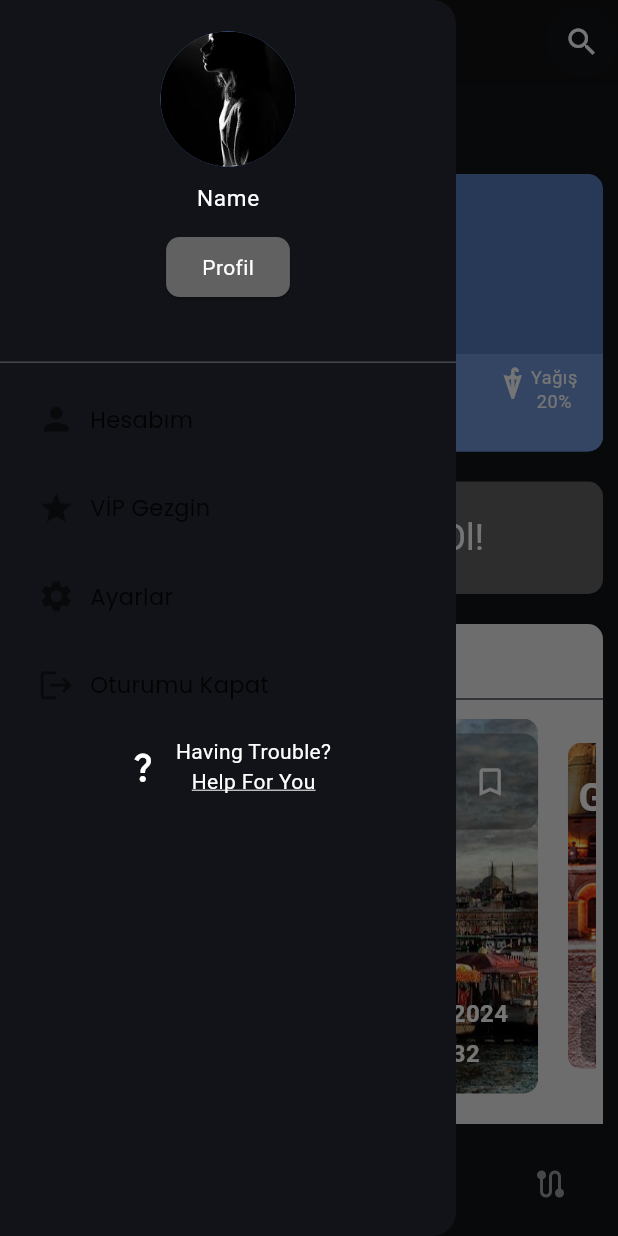
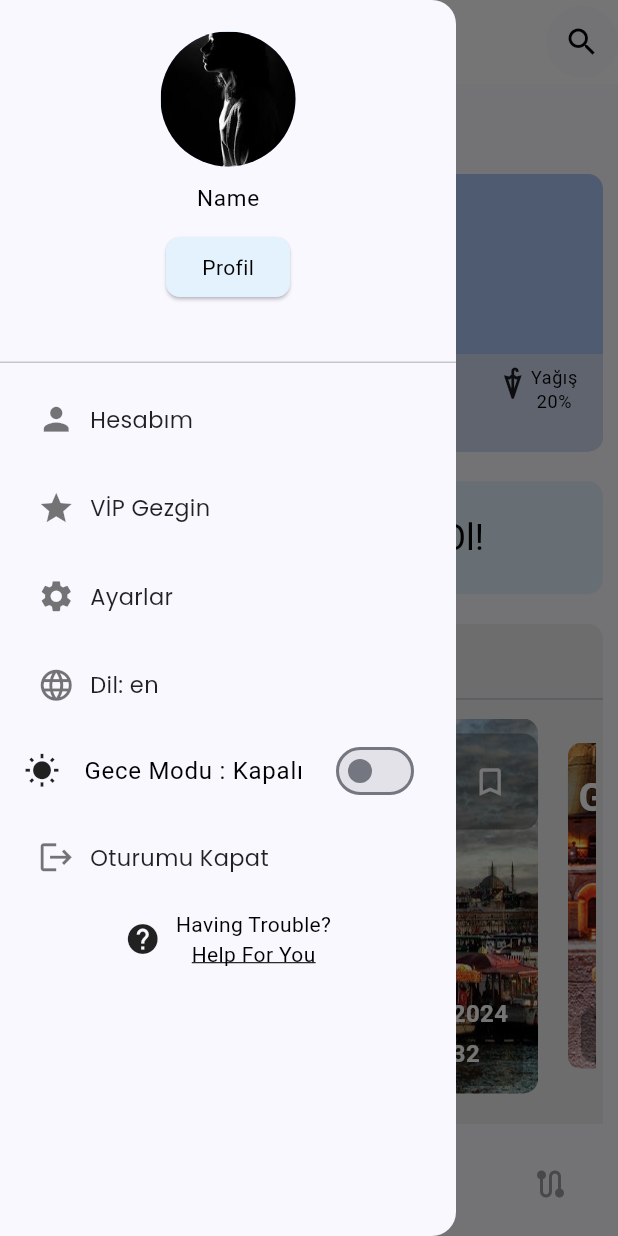
Before and after one commit to Hunvisk/MobilProgramlamaFinal, a Flutter app: the Home screen opened by its route, with the side drawer open, on a phone screen of 412 x 824 dp. Run offline on Flutter 3.47's test engine with Material 3 defaults, Android fonts, the phone set to English and light mode, and no system bars; drawn by our look-alikes of anim_search_bar, carousel_slider, google_nav_bar, smooth_page_indicator; our stand-ins replace flex_color_scheme, flutter_bloc, flutter_credit_card, flutter_svg, gap, go_router and 2 more; accounts and stored records are empty.

Commit message:
Gece/Gündüz Modu Eklendi

```diff
--- a/flutterfinalproje/lib/bloc/client/client_cubit.dart
+++ b/flutterfinalproje/lib/bloc/client/client_cubit.dart
@@ -14,7 +14,7 @@ class ClientCubit extends Cubit<ClientState>{
     emit(newState);
   }
 
-  changeDarkMode({required bool darkMode}) {
+  changeDarkMode(bool newValue, {required bool darkMode}) {
     final newState = ClientState(
       language: state.language,
       darkMode: darkMode,
--- a/flutterfinalproje/lib/main.dart
+++ b/flutterfinalproje/lib/main.dart
@@ -26,8 +26,8 @@ class MyApp extends StatelessWidget {
             title: 'Flutter Final Proje',
             debugShowCheckedModeBanner: false,
             routerConfig: routes,
-            themeMode: ThemeMode.light,
-            theme: darkTheme,
+            themeMode: state.darkMode ? ThemeMode.dark : ThemeMode.light,
+            theme: lightTheme,
             darkTheme: darkTheme,
           );
         }
--- a/flutterfinalproje/lib/screens/home.dart
+++ b/flutterfinalproje/lib/screens/home.dart
@@ -1,6 +1,8 @@
-// ignore_for_file: prefer_const_constructors, avoid_print, prefer_const_literals_to_create_immutables, sized_box_for_whitespace, non_constant_identifier_names, avoid_unnecessary_containers, deprecated_member_use
+// ignore_for_file: prefer_const_constructors, avoid_print, prefer_const_literals_to_create_immutables, sized_box_for_whitespace, non_constant_identifier_names, avoid_unnecessary_containers, deprecated_member_use, prefer_interpolation_to_compose_strings
 
 import 'package:flutter/material.dart';
+import 'package:flutter_bloc/flutter_bloc.dart';
+import 'package:flutterfinalproje/bloc/client/client_cubit.dart';
 import 'package:go_router/go_router.dart';
 import 'package:smooth_page_indicator/smooth_page_indicator.dart';
 import 'package:carousel_slider/carousel_slider.dart';
@@ -91,7 +93,8 @@ class _HomeState extends State<Home> {
             setState(() {
               this.isSearching = isSearching;
             });
-          }, actions: [],
+          },
+          actions: [],
         ),
         drawer: MyDrawer(context),
         body: SafeArea(
@@ -120,7 +123,9 @@ class _HomeState extends State<Home> {
                 child: SingleChildScrollView(
                   child: Column(
                     children: [
-                      SizedBox(height: 50,),
+                      SizedBox(
+                        height: 50,
+                      ),
                       WeatherBox(),
                       GestureDetector(
                           onTap: () {
@@ -145,9 +150,10 @@ class _HomeState extends State<Home> {
                                     padding: const EdgeInsets.all(5.0),
                                     child: Text(
                                       "Bu Hafta Popüler",
-                                    style: Theme.of(context).textTheme.headlineSmall,
-                                  )
-                                ),
+                                      style: Theme.of(context)
+                                          .textTheme
+                                          .headlineSmall,
+                                    )),
                               ),
                               Divider(),
                               Padding(
@@ -197,8 +203,7 @@ class _HomeState extends State<Home> {
                           },
                           child: NavigatorBox(
                             title: "Gezgin Ürünlerini Keşfet!",
-                        )
-                      ),
+                          )),
                     ],
                   ),
                 ),
@@ -216,6 +221,14 @@ class _HomeState extends State<Home> {
         ),
       ),
     );
+  }
+
+  late ClientCubit clientCubit;
+
+  @override
+  void initState() {
+    super.initState();
+    clientCubit = context.read<ClientCubit>();
   }
 
   Drawer MyDrawer(BuildContext context) {
@@ -272,18 +285,17 @@ class _HomeState extends State<Home> {
                   Padding(
                     padding: const EdgeInsets.all(5.0),
                     child: ElevatedButton(
-
                         onPressed: () {
                           context.push('/Profile');
                         },
                         style: ElevatedButton.styleFrom(
-                        backgroundColor: Theme.of(context).secondaryHeaderColor,
+                          backgroundColor:
+                              Theme.of(context).secondaryHeaderColor,
                         ),
                         child: Text(
                           "Profil",
                           style: Theme.of(context).textTheme.bodyMedium,
-                      )
-                    ),
+                        )),
                   ),
                 ],
               ),
@@ -294,15 +306,75 @@ class _HomeState extends State<Home> {
               mainAxisAlignment: MainAxisAlignment.spaceBetween,
               children: [
                 Column(
-                  children: [
+                  children: <Widget>[
                     ListTileItem(
-                        context, 'Hesabım', '/UserAccount', Icons.person, Colors.black54),
-                    ListTileItem(context, 'VİP Gezgin', '/VipGezginInfo', Icons.star,
-                        Colors.black54),
+                      context,
+                      'Hesabım',
+                      '/UserAccount',
+                      Icons.person,
+                      Colors.black54,
+                    ),
                     ListTileItem(
-                        context, 'Ayarlar', '/Settings', Icons.settings, Colors.black54),
+                      context,
+                      'VİP Gezgin',
+                      '/VipGezginInfo',
+                      Icons.star,
+                      Colors.black54,
+                    ),
                     ListTileItem(
-                        context, 'Oturumu Kapat', '/LogIn', Icons.logout, Colors.black54),
+                      context,
+                      'Ayarlar',
+                      '/Settings',
+                      Icons.settings,
+                      Colors.black54,
+                    ),
+                    ListTileItem(
+                      context,
+                      'Dil: ' +
+                          context
+                              .read<ClientCubit>()
+                              .state
+                              .language, // assuming language is a state in your ClientCubit
+                      '/Settings',
+                      Icons.language,
+                      Colors.black54,
+                    ),
+                    ListTile(
+                      leading: Icon(
+                        context.read<ClientCubit>().state.darkMode
+                            ? Icons.nightlight
+                            : Icons.wb_sunny,
+                        color: Theme.of(context).iconTheme.color,
+                      ),
+                      title: Text(
+                        'Gece Modu : ' +
+                            (context.read<ClientCubit>().state.darkMode
+                                ? 'Açık'
+                                : 'Kapalı'),
+                      ),
+                      trailing: Switch(
+                        value: context.read<ClientCubit>().state.darkMode,
+                        onChanged: (bool newValue) {
+                          // Gece modu geçişini yapar
+                          context
+                              .read<ClientCubit>()
+                              .changeDarkMode(newValue, darkMode: true);
+                          // Gündüz modu geçişi için bir kontrol yapar
+                          if (!newValue) {
+                            context
+                                .read<ClientCubit>()
+                                .changeDarkMode(newValue, darkMode: false);
+                          }
+                        },
+                      ),
+                    ),
+                    ListTileItem(
+                      context,
+                      'Oturumu Kapat',
+                      '/LogIn',
+                      Icons.logout,
+                      Colors.black54,
+                    ),
                   ],
                 ),
                 Container(
@@ -312,7 +384,7 @@ class _HomeState extends State<Home> {
                     children: [
                       Padding(
                         padding: const EdgeInsets.all(5.0),
-                        child: Icon(Icons.question_mark),
+                        child: Icon(Icons.help),
                       ),
                       Column(
                         children: [
@@ -323,7 +395,7 @@ class _HomeState extends State<Home> {
                                 Text("Having Trouble?"),
                                 InkWell(
                                   onTap: () {
-                                    context.push('/ChatBot');
+                                    context.go('/ChatBot');
                                   },
                                   child: Text(
                                     'Help For You',
@@ -342,7 +414,7 @@ class _HomeState extends State<Home> {
                 ),
               ],
             ),
-          )
+          ),
         ],
       ),
     );
@@ -351,7 +423,6 @@ class _HomeState extends State<Home> {
 
 class NavigatorBox extends StatelessWidget {
   final String title;
-
 
   const NavigatorBox({super.key, required this.title});
 
@@ -423,8 +494,7 @@ class WeatherBox extends StatelessWidget {
                           child: Text(
                         "İstanbul",
                         style: Theme.of(context).textTheme.bodyLarge,
-                        )
-                      ),
+                      )),
                     ),
                     Container(
                         height: 65,
@@ -432,11 +502,11 @@ class WeatherBox extends StatelessWidget {
                         child: Text(
                           "Karlı",
                           style: Theme.of(context).textTheme.headlineMedium,
-                      )
-                    ),
+                        )),
                     Container(
                       decoration: BoxDecoration(
-                          color: Theme.of(context).colorScheme.secondaryContainer,
+                          color:
+                              Theme.of(context).colorScheme.secondaryContainer,
                           borderRadius: BorderRadius.only(
                               bottomRight: Radius.circular(10))),
                       height: 65,
@@ -518,6 +588,11 @@ class WeatherInfo extends StatelessWidget {
 
 Widget ListTileItem(BuildContext context, String name, String screen,
     IconData iconData, Color iconColor) {
+  return BlocBuilder<ClientCubit, ClientState>(
+    builder: (context, state) {
+      bool isDarkMode =
+          state.darkMode ?? false; // Varsayılan olarak false kullanıyoruz
+
       return Padding(
         padding: const EdgeInsets.all(4.0),
         child: ClipRRect(
@@ -544,7 +619,7 @@ Widget ListTileItem(BuildContext context, String name, String screen,
                       child: Text(
                         name,
                         style: TextStyle(
-                        color: Colors.black87,
+                            color: isDarkMode ? Colors.white : Colors.black87,
                             fontWeight: FontWeight.normal,
                             fontSize: 15,
                             fontFamily: ('Poppins')),
@@ -557,4 +632,6 @@ Widget ListTileItem(BuildContext context, String name, String screen,
           ),
         ),
       );
+    },
+  );
 }
--- a/flutterfinalproje/lib/screens/product/Cart.dart
+++ b/flutterfinalproje/lib/screens/product/Cart.dart
@@ -1,4 +1,3 @@
-// TODO Implement this library.
 // ignore_for_file: prefer_const_constructors, library_private_types_in_public_api, file_names
 
   import 'package:anim_search_bar/anim_search_bar.dart';
```
Also changed, not shown: flutterfinalproje/lib/screens/core/loader.dart (+13 -17 lines), flutterfinalproje/pubspec.lock, 1 other file. Lines whose indentation alone changed are shown as unchanged.
